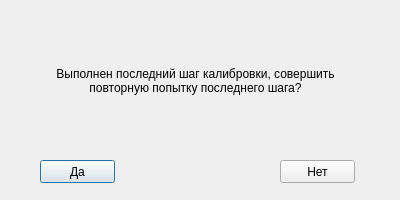
First picture: the form in lastStepDialog.ui, repository VyhodcevEgor/UAV_calibration, before the edit.
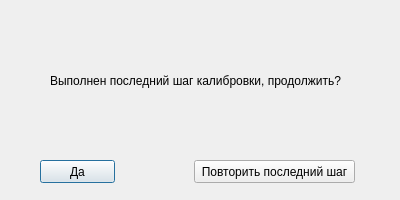
Second picture: the form after the edit.

Commit message: interface hot fixes

Patch:
```diff
--- a/lastStepDialog.ui
+++ b/lastStepDialog.ui
@@ -29,7 +29,7 @@
     </rect>
    </property>
    <property name="text">
-    <string>Выполнен последний шаг калибровки, совершить повторную попытку последнего шага?</string>
+    <string>Выполнен последний шаг калибровки, продолжить?</string>
    </property>
    <property name="alignment">
     <set>Qt::AlignCenter</set>
@@ -54,14 +54,14 @@
   <widget class="QPushButton" name="noButton">
    <property name="geometry">
     <rect>
-     <x>280</x>
+     <x>194</x>
      <y>160</y>
-     <width>75</width>
+     <width>161</width>
      <height>23</height>
     </rect>
    </property>
    <property name="text">
-    <string>Нет</string>
+    <string>Повторить последний шаг</string>
    </property>
   </widget>
  </widget>
```
Left out of the diff: 2 changed lines with no effect on the pictures. The commit also changes 4 other files.
